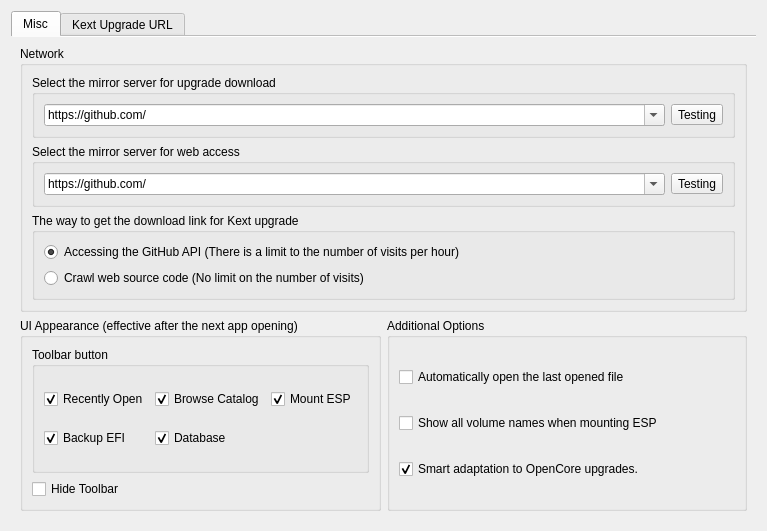
Qt form dlgpreference.ui (ic005k/OCAuxiliaryTools) before a commit.
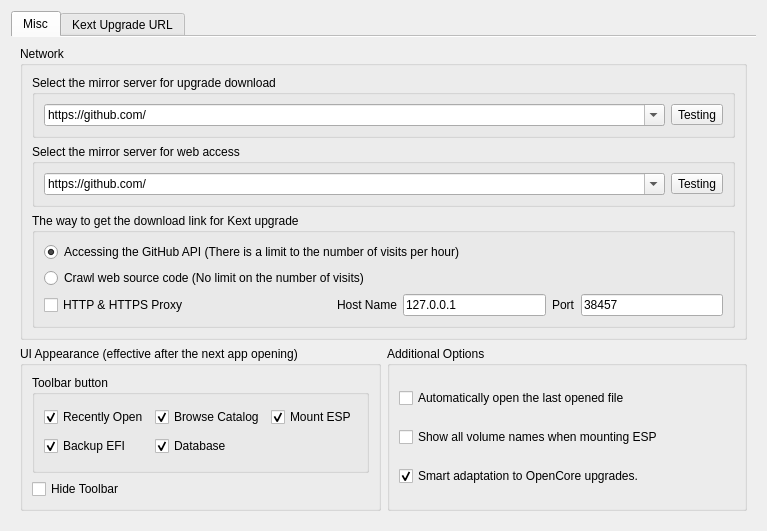
The same form after that commit. The open tabs and pages were chosen to show the change.

```diff
--- a/dlgpreference.ui
+++ b/dlgpreference.ui
@@ -56,6 +56,70 @@
                </property>
               </widget>
              </item>
+             <item row="2" column="0">
+              <layout class="QHBoxLayout" name="horizontalLayout">
+               <item>
+                <widget class="QCheckBox" name="chkProxy">
+                 <property name="text">
+                  <string>HTTP &amp;&amp; HTTPS Proxy</string>
+                 </property>
+                </widget>
+               </item>
+               <item>
+                <spacer name="horizontalSpacer_2">
+                 <property name="orientation">
+                  <enum>Qt::Horizontal</enum>
+                 </property>
+                 <property name="sizeHint" stdset="0">
+                  <size>
+                   <width>40</width>
+                   <height>20</height>
+                  </size>
+                 </property>
+                </spacer>
+               </item>
+               <item>
+                <widget class="QLabel" name="label">
+                 <property name="text">
+                  <string>Host Name</string>
+                 </property>
+                </widget>
+               </item>
+               <item>
+                <widget class="QLineEdit" name="txtHostName">
+                 <property name="minimumSize">
+                  <size>
+                   <width>0</width>
+                   <height>0</height>
+                  </size>
+                 </property>
+                 <property name="text">
+                  <string>127.0.0.1</string>
+                 </property>
+                </widget>
+               </item>
+               <item>
+                <widget class="QLabel" name="label_2">
+                 <property name="text">
+                  <string>Port</string>
+                 </property>
+                </widget>
+               </item>
+               <item>
+                <widget class="QLineEdit" name="txtPort">
+                 <property name="minimumSize">
+                  <size>
+                   <width>0</width>
+                   <height>0</height>
+                  </size>
+                 </property>
+                 <property name="text">
+                  <string>38457</string>
+                 </property>
+                </widget>
+               </item>
+              </layout>
+             </item>
             </layout>
            </widget>
           </item>
```
Left out of the diff: 2 changed lines with no effect on the pictures.
